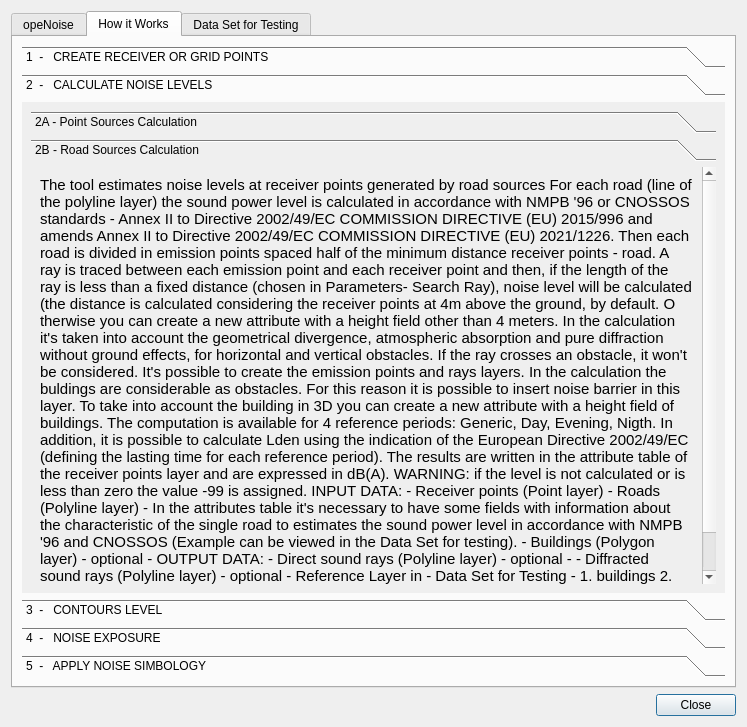
Old version of the form tools/ui_Helps.ui in the repository pierluigiderosa/openoise.
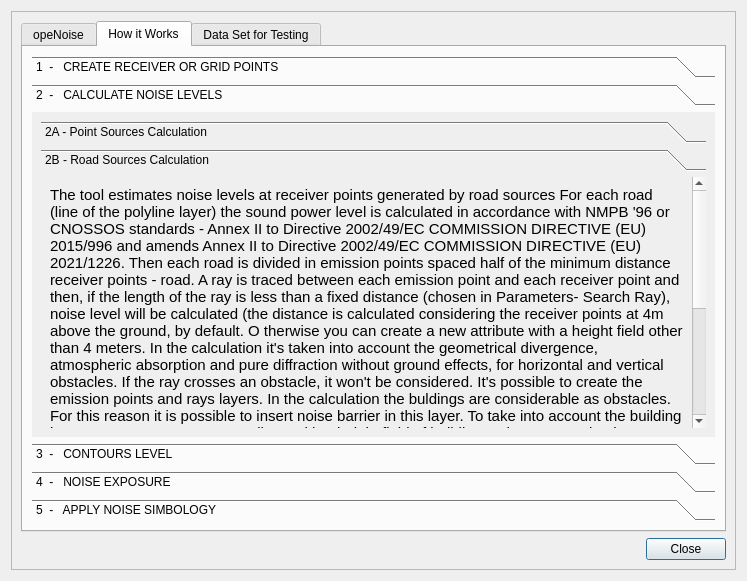
New version of the form. The open tabs and pages were chosen to show the change.

The edit to the form file:
```diff
--- a/tools/ui_Helps.ui
+++ b/tools/ui_Helps.ui
@@ -7,23 +7,47 @@
     <x>0</x>
     <y>0</y>
     <width>747</width>
-    <height>727</height>
+    <height>581</height>
    </rect>
   </property>
   <property name="sizePolicy">
-   <sizepolicy hsizetype="Preferred" vsizetype="Preferred">
-    <horstretch>30</horstretch>
-    <verstretch>60</verstretch>
+   <sizepolicy hsizetype="Preferred" vsizetype="Expanding">
+    <horstretch>0</horstretch>
+    <verstretch>0</verstretch>
    </sizepolicy>
   </property>
+  <property name="minimumSize">
+   <size>
+    <width>0</width>
+    <height>400</height>
+   </size>
+  </property>
   <property name="windowTitle">
    <string>opeNoise - Help</string>
   </property>
   <property name="layoutDirection">
    <enum>Qt::LeftToRight</enum>
   </property>
+  <property name="sizeGripEnabled">
+   <bool>false</bool>
+  </property>
   <layout class="QVBoxLayout" name="verticalLayout_2">
    <item>
+    <widget class="QScrollArea" name="scrollArea">
+     <property name="widgetResizable">
+      <bool>true</bool>
+     </property>
+     <widget class="QWidget" name="scrollAreaWidgetContents">
+      <property name="geometry">
+       <rect>
+        <x>0</x>
+        <y>0</y>
+        <width>713</width>
+        <height>585</height>
+       </rect>
+      </property>
+      <layout class="QVBoxLayout" name="verticalLayout_10">
+       <item>
     <widget class="QTabWidget" name="tabWidget">
      <property name="currentIndex">
       <number>0</number>
@@ -119,8 +143,8 @@
            <rect>
             <x>0</x>
             <y>0</y>
-            <width>107</width>
-            <height>169</height>
+                <width>86</width>
+                <height>148</height>
            </rect>
           </property>
           <attribute name="label">
@@ -170,8 +194,8 @@
                <rect>
                 <x>0</x>
                 <y>0</y>
-                <width>252</width>
-                <height>2766</height>
+                    <width>218</width>
+                    <height>2097</height>
                </rect>
               </property>
               <attribute name="label">
@@ -421,6 +445,10 @@
      <property name="standardButtons">
       <set>QDialogButtonBox::Close</set>
      </property>
+        </widget>
+       </item>
+      </layout>
+     </widget>
     </widget>
    </item>
   </layout>
```
Left out of the diff: 20 changed lines with no effect on the pictures. Lines whose indentation alone changed are shown as unchanged.
